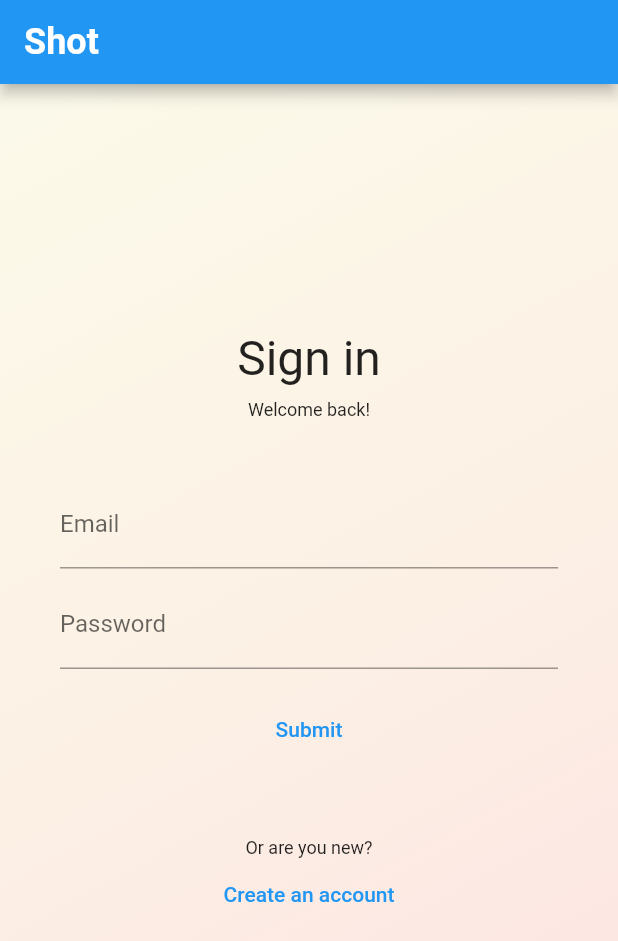
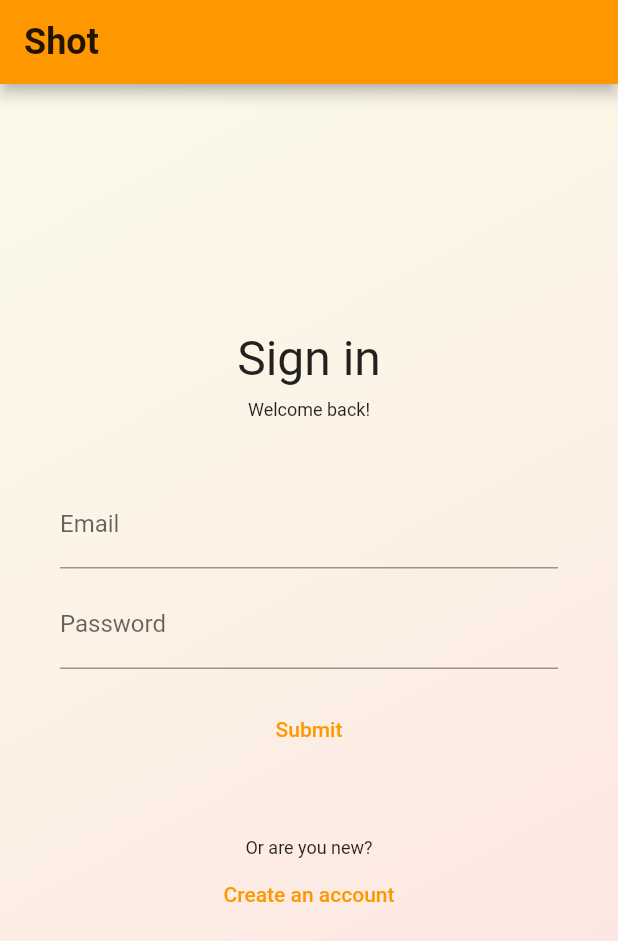
Before and after one commit to satius/shot-client, a Flutter app: the screen it shows after launch, on a phone screen of 412 x 824 dp. Shown: the top 941 px of the screen. Run offline on Flutter 3.47's test engine with Material 2 defaults, Android fonts, the light colour scheme and no system bars; our stand-ins replace cloud_firestore, firebase_auth, flutter_hooks, freezed_annotation, hooks_riverpod, url_strategy; missing offline and left inert: kotlin_flavor; accounts and stored records are empty; generated files the repository leaves out were written again.

Commit message:
Change PrimarySwatch color

```diff
--- a/lib/app.dart
+++ b/lib/app.dart
@@ -6,8 +6,9 @@ class App extends StatelessWidget {
   Widget build(BuildContext context) {
     return MaterialApp(
       title: 'Shot',
+      debugShowCheckedModeBanner: false,
       theme: ThemeData(
-        primarySwatch: Colors.blue,
+        primarySwatch: Colors.orange,
       ),
       home: TopPage(),
     );
```
